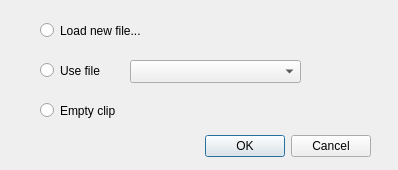
Above: superboucle/add_clip_ui.ui from Vampouille/superboucle before the change. Below: the same form after it.
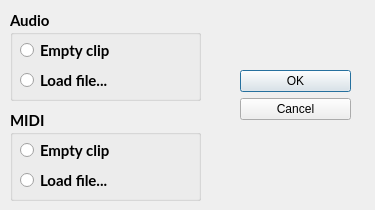
That is the form after the change.

Commit message: feat: add possibility to add midi clip

```diff
--- a/superboucle/add_clip_ui.ui
+++ b/superboucle/add_clip_ui.ui
@@ -6,8 +6,8 @@
    <rect>
     <x>0</x>
     <y>0</y>
-    <width>398</width>
-    <height>170</height>
+    <width>375</width>
+    <height>210</height>
    </rect>
   </property>
   <property name="windowTitle">
@@ -16,67 +16,112 @@
   <widget class="QDialogButtonBox" name="buttonBox">
    <property name="geometry">
     <rect>
-     <x>30</x>
-     <y>130</y>
-     <width>341</width>
-     <height>32</height>
+     <x>240</x>
+     <y>70</y>
+     <width>111</width>
+     <height>61</height>
     </rect>
    </property>
    <property name="orientation">
-    <enum>Qt::Horizontal</enum>
+    <enum>Qt::Vertical</enum>
    </property>
    <property name="standardButtons">
     <set>QDialogButtonBox::Cancel|QDialogButtonBox::Ok</set>
    </property>
   </widget>
-  <widget class="QRadioButton" name="emptyButton">
+  <widget class="QGroupBox" name="audio_group">
    <property name="geometry">
     <rect>
-     <x>40</x>
-     <y>100</y>
-     <width>99</width>
+     <x>10</x>
+     <y>10</y>
+     <width>191</width>
+     <height>91</height>
+    </rect>
+   </property>
+   <property name="font">
+    <font>
+     <family>Lato</family>
+     <pointsize>11</pointsize>
+     <weight>75</weight>
+     <bold>true</bold>
+    </font>
+   </property>
+   <property name="title">
+    <string>Audio</string>
+   </property>
+   <widget class="QRadioButton" name="audioLoadButton">
+    <property name="geometry">
+     <rect>
+      <x>10</x>
+      <y>60</y>
+      <width>141</width>
      <height>21</height>
     </rect>
    </property>
    <property name="text">
-    <string>Empty clip</string>
-   </property>
-  </widget>
-  <widget class="QRadioButton" name="newButton">
+     <string>Load file...</string>
+    </property>
+   </widget>
+   <widget class="QRadioButton" name="audioNewButton">
    <property name="geometry">
     <rect>
-     <x>40</x>
-     <y>20</y>
-     <width>141</width>
+      <x>10</x>
+      <y>30</y>
+      <width>131</width>
      <height>21</height>
     </rect>
    </property>
    <property name="text">
-    <string>Load new file...</string>
-   </property>
-  </widget>
-  <widget class="QRadioButton" name="useButton">
+     <string>Empty clip</string>
+    </property>
+   </widget>
+  </widget>
+  <widget class="QGroupBox" name="midi_group">
    <property name="geometry">
     <rect>
-     <x>40</x>
-     <y>60</y>
-     <width>70</width>
+     <x>10</x>
+     <y>110</y>
+     <width>191</width>
+     <height>91</height>
+    </rect>
+   </property>
+   <property name="font">
+    <font>
+     <family>Lato</family>
+     <pointsize>11</pointsize>
+     <weight>75</weight>
+     <bold>true</bold>
+    </font>
+   </property>
+   <property name="title">
+    <string>MIDI</string>
+   </property>
+   <widget class="QRadioButton" name="midiNewButton">
+    <property name="geometry">
+     <rect>
+      <x>10</x>
+      <y>30</y>
+      <width>131</width>
      <height>21</height>
     </rect>
    </property>
    <property name="text">
-    <string>Use file</string>
-   </property>
-  </widget>
-  <widget class="QComboBox" name="fileList">
+     <string>Empty clip</string>
+    </property>
+   </widget>
+   <widget class="QRadioButton" name="midiLoadButton">
    <property name="geometry">
     <rect>
-     <x>130</x>
+      <x>10</x>
      <y>60</y>
-     <width>171</width>
-     <height>23</height>
-    </rect>
-   </property>
+      <width>141</width>
+      <height>21</height>
+     </rect>
+    </property>
+    <property name="text">
+     <string>Load file...</string>
+    </property>
+   </widget>
   </widget>
  </widget>
  <resources/>
```
Lines whose indentation alone changed are shown as unchanged. The commit also changes 9 other files.
